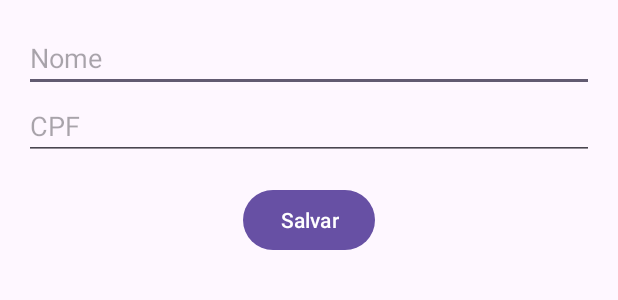
After one commit to joao-vittorr/AvaliacaoConsultaMedicaAppAndroidComApiEmJava, an Android app: the layout activity_editar_paciente.xml on its own in the app's theme, with its tools: preview values and no code run, on a phone screen of 412 x 824 dp. The commit adds this screen. Shown: the top 300 px of the screen. Run offline under Robolectric (Android 15) with nearby library versions, the phone set to English and light mode, and no system bars.

Commit message:
edição funcionando corretamente

```diff
--- a/app/src/main/AndroidManifest.xml
+++ b/app/src/main/AndroidManifest.xml
@@ -44,8 +44,9 @@
         <activity
             android:name=".CadastroPacienteActivity"
             android:exported="true" />
-
-
+        <activity
+            android:name=".EditarPacienteActivity"
+            android:exported="true" />
 
 
     </application>
--- a/app/src/main/java/com/example/consultamedicaapp/PacienteAdapter.java
+++ b/app/src/main/java/com/example/consultamedicaapp/PacienteAdapter.java
@@ -20,16 +20,15 @@ public class PacienteAdapter extends RecyclerView.Adapter<PacienteAdapter.Pacien
         this.listener = listener;
     }
 
-    @NonNull
     @Override
-    public PacienteViewHolder onCreateViewHolder(@NonNull ViewGroup parent, int viewType) {
+    public PacienteViewHolder onCreateViewHolder(ViewGroup parent, int viewType) {
         View itemView = LayoutInflater.from(parent.getContext())
                 .inflate(R.layout.item_paciente, parent, false);
         return new PacienteViewHolder(itemView);
     }
 
     @Override
-    public void onBindViewHolder(@NonNull PacienteViewHolder holder, int position) {
+    public void onBindViewHolder(PacienteViewHolder holder, int position) {
         Paciente paciente = pacientes.get(position);
         holder.tvNome.setText(paciente.getNome());
         holder.tvCpf.setText(paciente.getCpf());
--- /dev/null
+++ b/app/src/main/res/layout/activity_editar_paciente.xml
@@ -0,0 +1,30 @@
+<?xml version="1.0" encoding="utf-8"?>
+<LinearLayout xmlns:android="http://schemas.android.com/apk/res/android"
+    android:layout_width="match_parent"
+    android:layout_height="match_parent"
+    android:orientation="vertical"
+    android:padding="16dp">
+
+    <EditText
+        android:id="@+id/etNome"
+        android:layout_width="match_parent"
+        android:layout_height="wrap_content"
+        android:hint="Nome"
+        android:inputType="textPersonName" />
+
+    <EditText
+        android:id="@+id/etCpf"
+        android:layout_width="match_parent"
+        android:layout_height="wrap_content"
+        android:hint="CPF"
+        android:inputType="text" />
+
+    <Button
+        android:id="@+id/btnSalvar"
+        android:layout_width="wrap_content"
+        android:layout_height="wrap_content"
+        android:text="Salvar"
+        android:layout_gravity="center"
+        android:layout_marginTop="16dp" />
+
+</LinearLayout>
```
Also changed, not shown: app/src/main/java/com/example/consultamedicaapp/EditarPacienteActivity.java (added, +107 -0 lines), app/src/main/java/com/example/consultamedicaapp/ListarPacientesActivity.java (+39 -36 lines).
